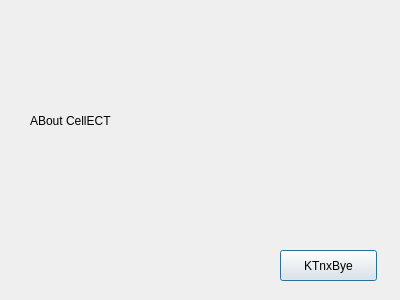
This is CellECT/gui/about_layout.ui in ddiana/CellECT as Qt 5 draws it before an edit. The edited form follows.
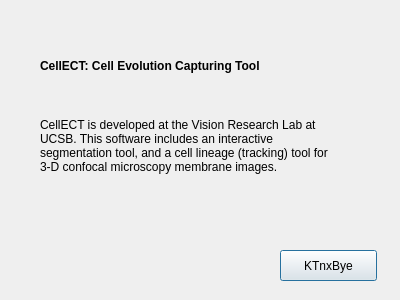
This is the edited form.

What changed in the file:
```diff
--- a/CellECT/gui/about_layout.ui
+++ b/CellECT/gui/about_layout.ui
@@ -22,14 +22,20 @@
   <widget class="QLabel" name="label">
    <property name="geometry">
     <rect>
-     <x>30</x>
-     <y>40</y>
+     <x>40</x>
+     <y>50</y>
      <width>341</width>
-     <height>161</height>
+     <height>31</height>
     </rect>
    </property>
+   <property name="font">
+    <font>
+     <weight>75</weight>
+     <bold>true</bold>
+    </font>
+   </property>
    <property name="text">
-    <string>ABout CellECT</string>
+    <string>CellECT: Cell Evolution Capturing Tool</string>
    </property>
   </widget>
   <widget class="QPushButton" name="pushButton">
@@ -45,6 +51,22 @@
     <string>KTnxBye</string>
    </property>
   </widget>
+  <widget class="QLabel" name="label_2">
+   <property name="geometry">
+    <rect>
+     <x>40</x>
+     <y>100</y>
+     <width>301</width>
+     <height>91</height>
+    </rect>
+   </property>
+   <property name="text">
+    <string>CellECT is developed at the Vision Research Lab at UCSB. This software includes an interactive segmentation tool, and a cell lineage (tracking) tool for 3-D confocal microscopy membrane images.</string>
+   </property>
+   <property name="wordWrap">
+    <bool>true</bool>
+   </property>
+  </widget>
  </widget>
  <resources/>
  <connections/>
```
